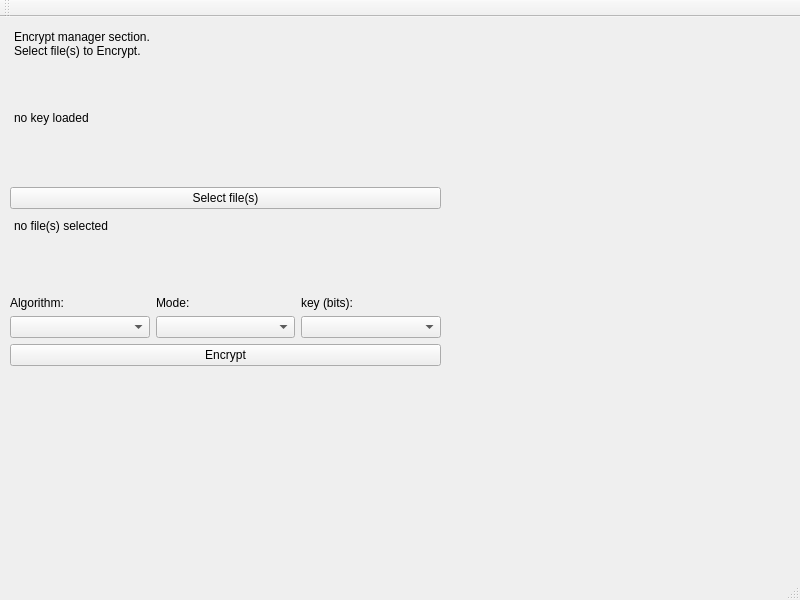
Qt form mainwindow.ui (redazzalpha/xkrypt) before a commit.
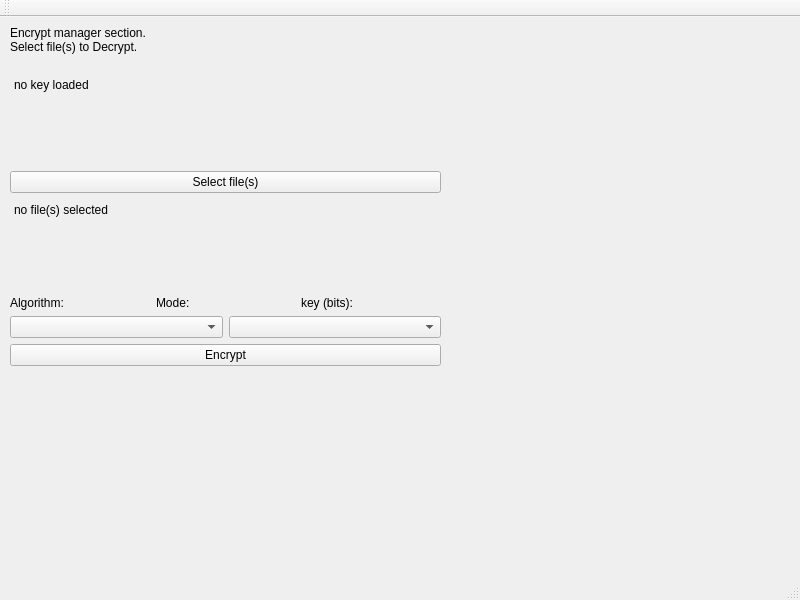
The same form after that commit. The open tabs and pages were chosen to show the change.

Diff of the .ui file:
```diff
--- a/mainwindow.ui
+++ b/mainwindow.ui
@@ -421,36 +421,12 @@
       </property>
       <layout class="QVBoxLayout" name="vlayout_3">
        <item>
-        <widget class="QPlainTextEdit" name="m_encryptIntro">
-         <property name="autoFillBackground">
-          <bool>false</bool>
-         </property>
-         <property name="styleSheet">
-          <string notr="true">background-color: rgba(0, 0, 0, 0);</string>
-         </property>
-         <property name="frameShape">
-          <enum>QFrame::NoFrame</enum>
-         </property>
-         <property name="frameShadow">
-          <enum>QFrame::Plain</enum>
-         </property>
-         <property name="tabChangesFocus">
-          <bool>false</bool>
-         </property>
-         <property name="readOnly">
-          <bool>true</bool>
-         </property>
-         <property name="plainText">
+        <widget class="QLabel" name="m_label_6">
+         <property name="text">
           <string>Encrypt manager section.
-Select file(s) to Encrypt.
+Select file(s) to Decrypt.
 </string>
          </property>
-         <property name="textInteractionFlags">
-          <set>Qt::NoTextInteraction</set>
-         </property>
-         <property name="backgroundVisible">
-          <bool>false</bool>
-         </property>
         </widget>
        </item>
        <item>
@@ -555,10 +531,7 @@
             <widget class="QComboBox" name="m_keyMAlgs_2"/>
            </item>
            <item>
-            <widget class="QComboBox" name="m_keyMModes_2"/>
-           </item>
-           <item>
-            <widget class="QComboBox" name="m_keyMKeys_2"/>
+            <widget class="QComboBox" name="m_encModes"/>
            </item>
           </layout>
          </item>
```
Left out of the diff: 90 changed lines with no effect on the pictures.
